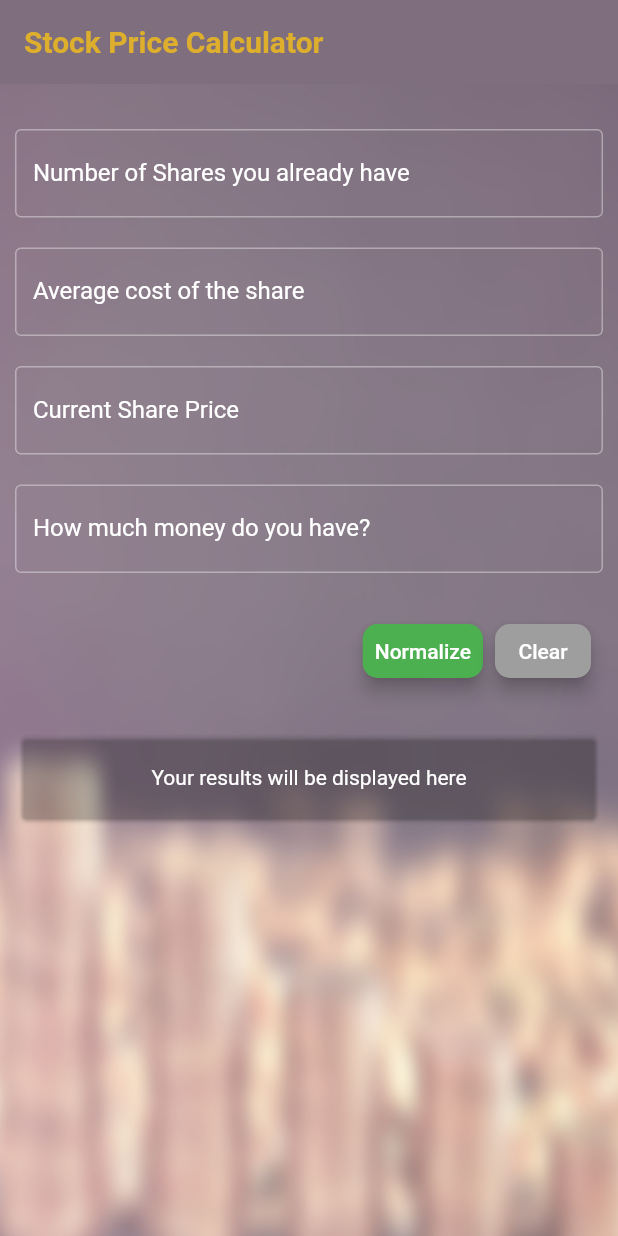
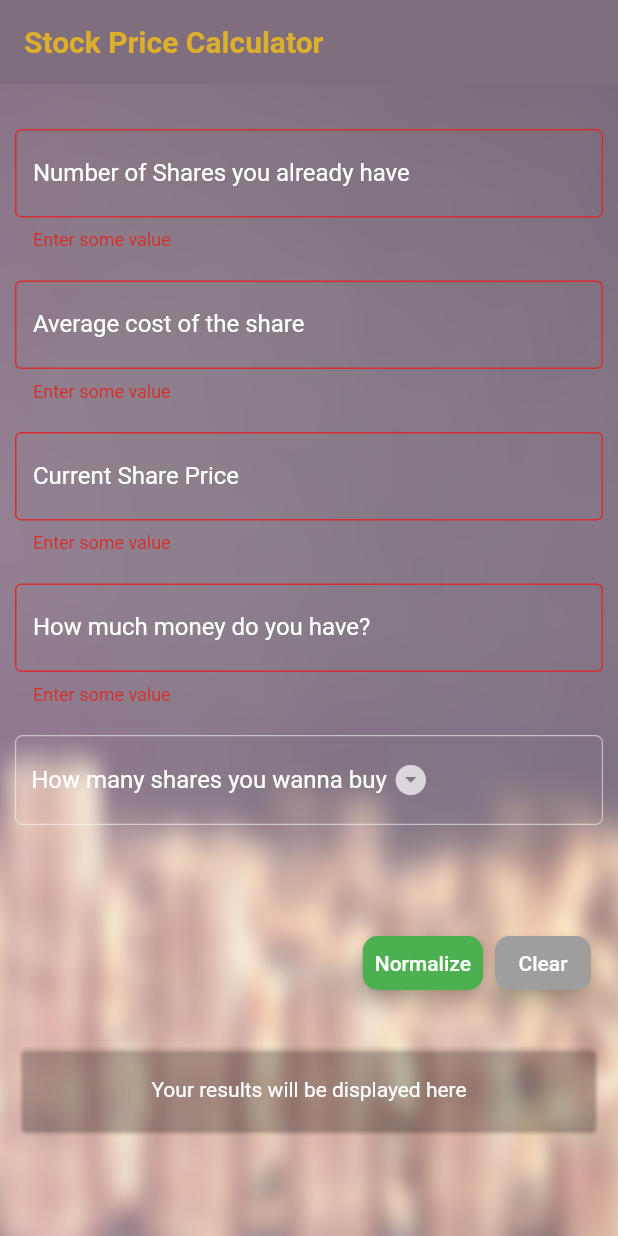
Before and after one commit to antonyr/stock-price-calc, a Flutter app: the screen it shows after launch, after a tap on "Normalize", on a phone screen of 412 x 824 dp. Run offline on Flutter 3.47's test engine with Material 2 defaults, Android fonts, the phone set to English and light mode, and no system bars.

Commit message:
Added validation and dropdown

```diff
--- a/lib/main.dart
+++ b/lib/main.dart
@@ -19,6 +19,11 @@ class MyApp extends StatelessWidget {
             focusedBorder:
                 OutlineInputBorder(borderSide: BorderSide(color: Colors.white)),
             border: OutlineInputBorder(borderSide: BorderSide()),
+//            errorStyle: TextStyle(color: Colors.red.shade900),
+//            errorBorder: OutlineInputBorder(
+//                borderSide: BorderSide(color: Colors.red.shade900)),
+//            focusedErrorBorder: OutlineInputBorder(
+//                borderSide: BorderSide(color: Colors.amberAccent)),
           )),
       home: MyHomePage(title: 'Stock Price Calculator'),
     );
@@ -43,7 +48,9 @@ class _MyHomePageState extends State<MyHomePage> {
   var purchasableQuantity = 0;
   var normalizedPrice = '';
   bool _showResult = false;
-
+  final _formKey = GlobalKey<FormState>();
+  String sharesToBuy = 'How many shares you wanna buy';
+  bool autoValidate = false;
   @override
   Widget build(BuildContext context) {
     return Container(
@@ -66,6 +73,8 @@ class _MyHomePageState extends State<MyHomePage> {
           child: SingleChildScrollView(
             controller: _scrollController,
             padding: EdgeInsets.all(10.0),
+            child: Form(
+              key: _formKey,
               child: Column(
                 crossAxisAlignment: CrossAxisAlignment.stretch,
                 children: <Widget>[
@@ -82,26 +91,49 @@ class _MyHomePageState extends State<MyHomePage> {
                     decoration: InputDecoration(
                       labelText: 'Number of Shares you already have',
                     ),
+                    validator: (value) {
+                      if (value.isEmpty) {
+                        return "Enter some value";
+                      }
+                      return null;
+                    },
+                    autovalidate: autoValidate,
                   ),
                   SizedBox(
                     height: 20,
                   ),
                   TextFormField(
                     controller: averageCostController,
-                  keyboardType: TextInputType.numberWithOptions(decimal: true),
+                    keyboardType:
+                        TextInputType.numberWithOptions(decimal: true),
                     decoration: InputDecoration(
                       labelText: 'Average cost of the share',
                     ),
+                    validator: (value) {
+                      if (value.isEmpty) {
+                        return "Enter some value";
+                      }
+                      return null;
+                    },
+                    autovalidate: autoValidate,
                   ),
                   SizedBox(
                     height: 20,
                   ),
                   TextFormField(
                     controller: currentUnitPriceController,
-                  keyboardType: TextInputType.numberWithOptions(decimal: true),
+                    keyboardType:
+                        TextInputType.numberWithOptions(decimal: true),
                     decoration: InputDecoration(
                       labelText: 'Current Share Price',
                     ),
+                    validator: (value) {
+                      if (value.isEmpty) {
+                        return "Enter some value";
+                      }
+                      return null;
+                    },
+                    autovalidate: autoValidate,
                   ),
                   SizedBox(
                     height: 20,
@@ -112,9 +144,58 @@ class _MyHomePageState extends State<MyHomePage> {
                     decoration: InputDecoration(
                       labelText: 'How much money do you have?',
                     ),
+                    validator: (value) {
+                      if (value.isEmpty) {
+                        return "Enter some value";
+                      }
+                      return null;
+                    },
+                    autovalidate: autoValidate,
                   ),
                   SizedBox(
                     height: 20,
+                  ),
+                  Container(
+                    height: 60,
+                    padding: EdgeInsets.symmetric(horizontal: 10, vertical: 8),
+                    child: DropdownButton<String>(
+                      value: sharesToBuy,
+                      icon: Container(
+                          padding: EdgeInsets.symmetric(horizontal: 4),
+                          child: Icon(Icons.arrow_drop_down_circle)),
+                      iconSize: 24,
+                      elevation: 16,
+                      style: TextStyle(color: Colors.white, fontSize: 16),
+                      underline: Container(
+                        height: 0,
+                      ),
+                      onChanged: (String newValue) {
+                        setState(() {
+                          sharesToBuy = newValue;
+                        });
+                      },
+                      items: <String>[
+                        'How many shares you wanna buy',
+                        'How much money you got'
+                      ].map<DropdownMenuItem<String>>((String value) {
+                        return DropdownMenuItem<String>(
+                          value: value,
+                          child: Text(value),
+                        );
+                      }).toList(),
+                    ),
+                    decoration: BoxDecoration(
+                        borderRadius: BorderRadius.circular(5),
+                        border: Border.all(
+                          color: Colors.white54,
+                          width: 0.8,
+                        )),
+                  ),
+                  SizedBox(
+                    height: 30,
+                  ),
+                  SizedBox(
+                    height: 30,
                   ),
                   Center(
                       child: ButtonBar(
@@ -127,8 +208,13 @@ class _MyHomePageState extends State<MyHomePage> {
                         color: Colors.green,
                         onPressed: () {
                           setState(() {
+                            autoValidate = true;
+                          });
+                          if (_formKey.currentState.validate()) {
+                            setState(() {
                               this._showResult = true;
-                          this.purchasableQuantity = findPurchasableQuantity(
+                              this.purchasableQuantity =
+                                  findPurchasableQuantity(
                                       availableAmountController,
                                       currentUnitPriceController);
                               this.normalizedPrice = findNormalizedPrice(
@@ -143,12 +229,13 @@ class _MyHomePageState extends State<MyHomePage> {
                               curve: Curves.easeOut,
                               duration: const Duration(milliseconds: 100),
                             );
+                          }
                         },
                       ),
                       RaisedButton(
                         color: Colors.grey,
-                      child:
-                          Text('Clear', style: TextStyle(color: Colors.white)),
+                        child: Text('Clear',
+                            style: TextStyle(color: Colors.white)),
                         elevation: 5.0,
                         shape: RoundedRectangleBorder(
                             borderRadius: new BorderRadius.circular(10.0)),
@@ -169,6 +256,7 @@ class _MyHomePageState extends State<MyHomePage> {
                   SizedBox(height: 20.0),
                   buildResult(),
                 ],
+              ),
             ),
           ),
         ),
```
Also changed, not shown: 1 other file. Lines whose indentation alone changed are shown as unchanged.
